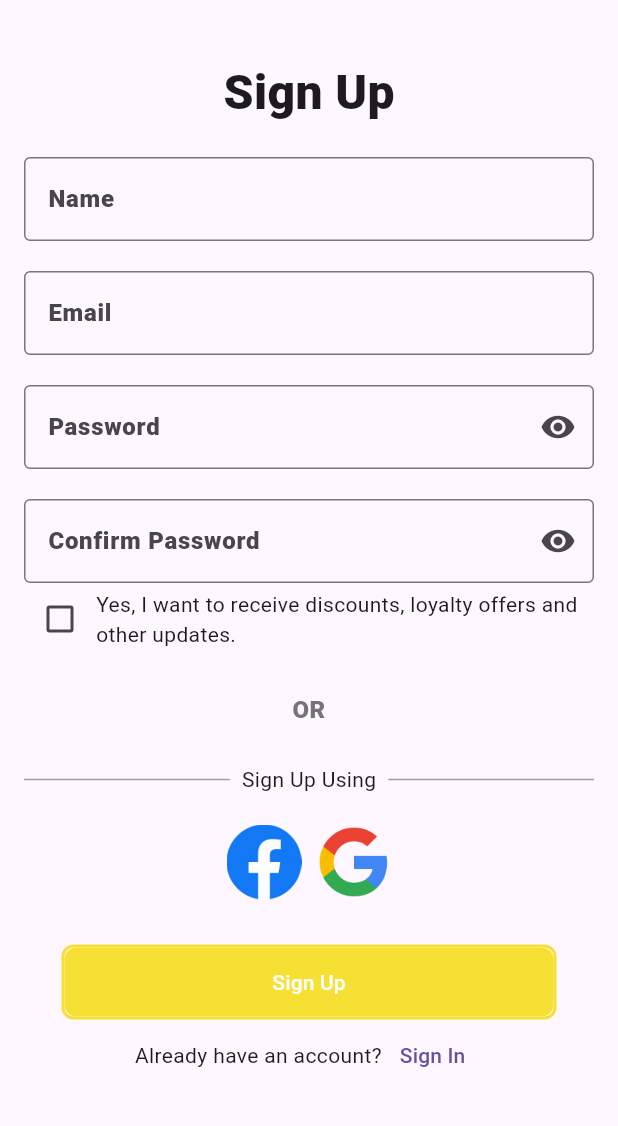
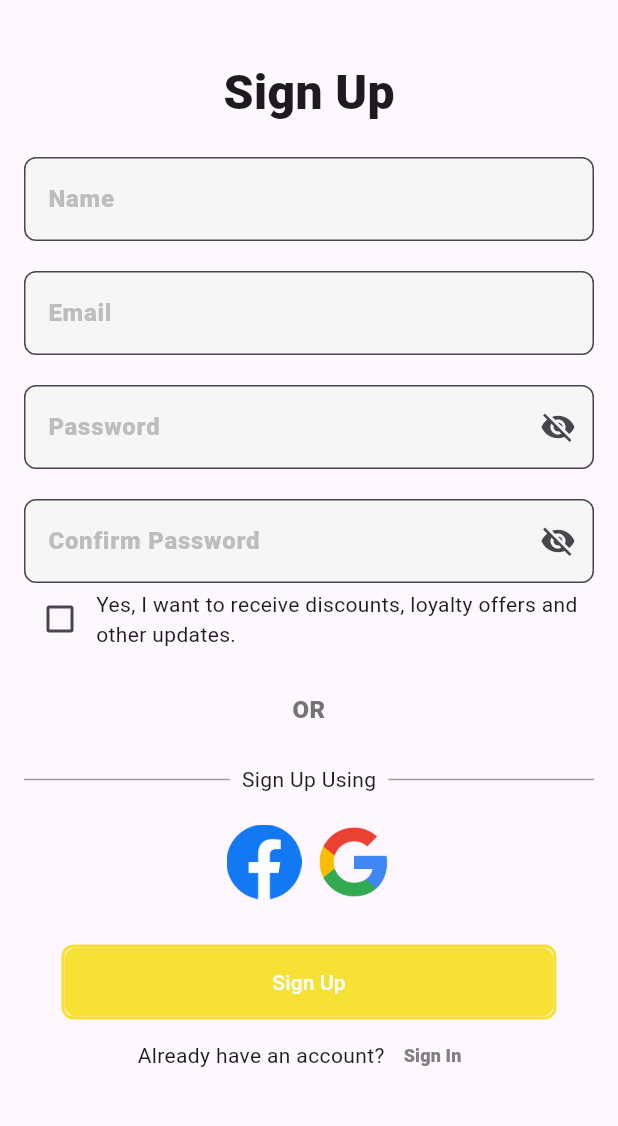
Before and after one commit to AchrafHajAhmed/hanout, a Flutter app: the SignUp screen opened directly, on a phone screen of 412 x 824 dp, the part 80-1206 px from its top. Run offline on Flutter 3.47's test engine with Material 3 defaults, Android fonts, the phone set to English and light mode, and no system bars; our stand-ins replace cloud_firestore, firebase_auth, firebase_core, geolocator, google_maps_flutter, google_sign_in and 1 more; missing offline and left inert: flutter_facebook_auth; accounts and stored records are empty.

Commit message:
ajusteur widgets

```diff
--- a/lib/widget/text_button.dart
+++ b/lib/widget/text_button.dart
@@ -1,4 +1,5 @@
 import 'package:flutter/material.dart';
+import 'package:hanout/color.dart';
 
 class MyTextButton extends StatelessWidget {
   final String buttonText;
@@ -11,7 +12,12 @@ class MyTextButton extends StatelessWidget {
        SizedBox(height: 20);
        return TextButton(
          onPressed: onPressed,
-         child: Text(buttonText),
+         child: Text(buttonText,
+           style: const TextStyle(
+             color: Color(0xFF808080),
+             fontFamily: 'Roboto',
+             fontWeight: FontWeight.w900,
+             fontSize: 12.0,),),
     );
   }
 }
--- a/lib/widget/text_form_field.dart
+++ b/lib/widget/text_form_field.dart
@@ -1,5 +1,4 @@
 import 'package:flutter/material.dart';
-import 'package:hanout/color.dart';
 
 class MyTextFormField extends StatefulWidget {
   final String hintText;
@@ -42,23 +41,30 @@ class _MyTextFormFieldState extends State<MyTextFormField> {
 
   @override
   Widget build(BuildContext context) {
-    crossAxisAlignment: CrossAxisAlignment.start;
     return TextFormField(
       controller: _controller,
       obscureText: _isObscured,
       validator: widget.validator,
       onSaved: widget.onSaved,
       style: const TextStyle(
+        fontFamily: 'Roboto',
+        fontWeight: FontWeight.w900,
+        fontSize: 16.0,
+      ),
+      decoration: InputDecoration(
+        hintText: widget.hintText,
+        hintStyle: TextStyle(color: Color(0xFFBDBDBD),
           fontFamily: 'Roboto',
           fontWeight: FontWeight.w900,
           fontSize: 16.0,),
-
-      decoration: InputDecoration(
-        hintText: widget.hintText,
-        border: OutlineInputBorder(),
+        filled: true,
+        fillColor: Color(0xFFF6F6F6),
+        border:  OutlineInputBorder(
+          borderRadius: BorderRadius.circular(8.0),
+        ),
         suffixIcon: widget.obscureText ? IconButton(
           icon: Icon(
-            _isObscured ? Icons.visibility : Icons.visibility_off,
+            _isObscured ? Icons.visibility_off : Icons.visibility,
           ),
           onPressed: () {
             setState(() {
```
Also changed, not shown: lib/screen/splash_screen.dart (+6 -8 lines), 1 other file.
